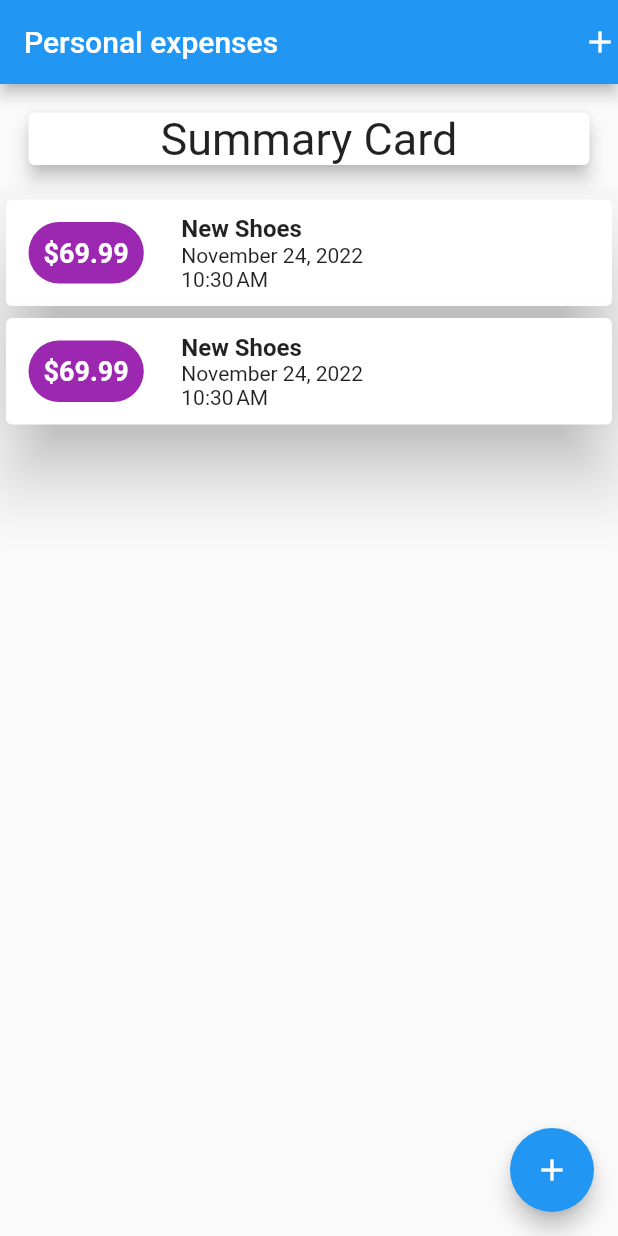
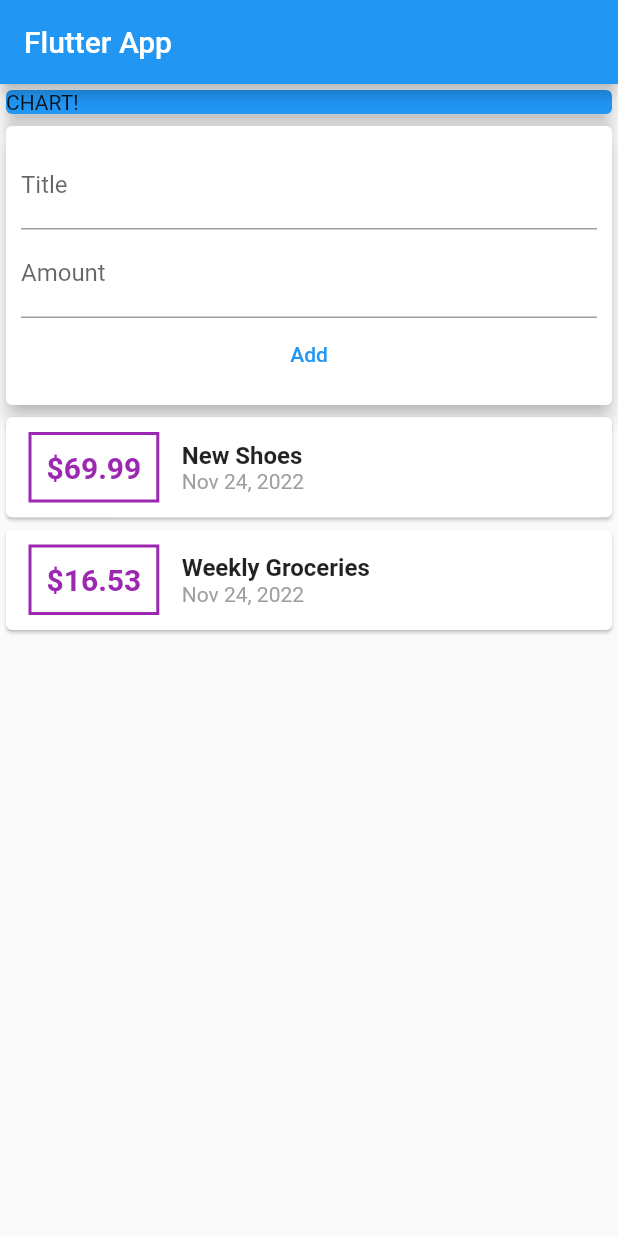
Before and after one commit to ziadHesham1/expense-planner-flutter-mobile-application, a Flutter app: the screen it shows after launch, on a phone screen of 412 x 824 dp. Run offline on Flutter 3.47's test engine with Material 2 defaults, Android fonts, the light colour scheme and no system bars.

Commit message:
create textfeild to input new transaction

```diff
--- a/lib/main.dart
+++ b/lib/main.dart
@@ -1,10 +1,8 @@
-import 'widgets/transaction_list.dart';
+import 'package:expense_planner/widgets/summery_card.dart';
+import 'package:expense_planner/widgets/user_transaction.dart';
 import 'package:flutter/material.dart';
-import 'widgets/summery_card.dart';
 
-void main() {
-  runApp(const MyApp());
-}
+void main() => runApp(const MyApp());
 
 class MyApp extends StatelessWidget {
   const MyApp({super.key});
@@ -12,22 +10,29 @@
   @override
   Widget build(BuildContext context) {
     return MaterialApp(
-        home: Scaffold(
+      title: 'Flutter App',
+      home: MyHomePage(),
+    );
+  }
+}
+
+class MyHomePage extends StatelessWidget {
+  const MyHomePage({super.key});
+
+  @override
+  Widget build(BuildContext context) {
+    return Scaffold(
       appBar: AppBar(
-        title: const Text('Personal expenses'),
-        actions: const [Icon(Icons.add)],
+        title: const Text('Flutter App'),
       ),
       body: Column(
+        // mainAxisAlignment: MainAxisAlignment.start,
         crossAxisAlignment: CrossAxisAlignment.stretch,
-        children: [
-          const SummeryCard(),
-          TransactionsList(),
+        children: const <Widget>[
+          SummeryCard(),
+          UserTransaction(),
         ],
       ),
-      floatingActionButton: FloatingActionButton(
-        onPressed: () => {},
-        child: const Icon(Icons.add),
-      ),
-    ));
+    );
   }
 }
--- a/lib/models/transaction.dart
+++ b/lib/models/transaction.dart
@@ -1,12 +1,13 @@
 class Transaction {
   final String id;
+  final String title;
   final double amount;
-  final String title;
   final DateTime date;
+
   Transaction({
+    required this.id,
+    required this.title,
     required this.amount,
-    required this.title,
     required this.date,
-    required this.id,
   });
 }
--- /dev/null
+++ b/lib/widgets/new_transaction.dart
@@ -0,0 +1,39 @@
+import 'package:flutter/material.dart';
+
+class NewTransaction extends StatelessWidget {
+  final Function _addNewTransaction;
+  NewTransaction(this._addNewTransaction, {Key? key}) : super(key: key);
+
+  final titleController = TextEditingController();
+  final amountController = TextEditingController();
+
+  @override
+  Widget build(BuildContext context) {
+    return Card(
+      elevation: 5,
+      child: Container(
+        padding: const EdgeInsets.all(10),
+        child: Column(
+          // crossAxisAlignment: CrossAxisAlignment.start,
+          children: [
+            TextField(
+              controller: titleController,
+              decoration: const InputDecoration(labelText: 'Title'),
+            ),
+            TextField(
+              controller: amountController,
+              keyboardType: TextInputType.number,
+              decoration: const InputDecoration(labelText: 'Amount',),
+            ),
+            TextButton(
+                onPressed: () {
+                  _addNewTransaction(titleController.text,
+                      double.parse(amountController.text));
+                },
+                child: const Text('Add')),
+          ],
+        ),
+      ),
+    );
+  }
+}
--- a/lib/widgets/new_transactions.dart
+++ /dev/null
@@ -1,59 +0,0 @@
-import 'package:flutter/material.dart';
-
-import '../models/transaction.dart';
-
-class NewTransactions extends StatefulWidget {
-  const NewTransactions({super.key});
-
-  @override
-  State<NewTransactions> createState() => _NewTransactionsState();
-}
-
-class _NewTransactionsState extends State<NewTransactions> {
-  final titleController = TextEditingController();
-
-  final amountController = TextEditingController();
-
-  var transactionsList;
-
-  @override
-  Widget build(BuildContext context) {
-    return Container();
-  }
-
-  Widget inputCard() {
-    return Card(
-      child: Column(
-        children: [
-          TextField(
-            controller: titleController,
-            keyboardType: TextInputType.name,
-            decoration: const InputDecoration(
-              label: Text('Title'),
-            ),
-          ),
-          TextField(
-            controller: amountController,
-            keyboardType: TextInputType.number,
-            decoration: const InputDecoration(
-              label: Text('Amount'),
-            ),
-          ),
-          ElevatedButton(
-              onPressed: () {
-                setState(() {
-                  transactionsList.add(Transaction(
-                      amount: double.parse(amountController.text),
-                      title: titleController.text,
-                      date: DateTime.now(),
-                      id: 'card-${transactionsList.length}'));
-                  // Toast.show('card-${transactionsList.length}');
-                  print('click');
-                });
-              },
-              child: const Text('Add Transaction'))
-        ],
-      ),
-    );
-  }
-}
--- a/lib/widgets/summery_card.dart
+++ b/lib/widgets/summery_card.dart
@@ -1,19 +1,19 @@
 import 'package:flutter/material.dart';
 
 class SummeryCard extends StatelessWidget {
-  const SummeryCard({super.key});
+  const SummeryCard({
+    Key? key,
+  }) : super(key: key);
 
   @override
   Widget build(BuildContext context) {
-    return Container(
-      margin: const EdgeInsets.all(15),
-      child: const Card(
+    return const SizedBox(
+      width: double.infinity,
+      child: Card(
+        color: Colors.blue,
+        // ignore: sort_child_properties_last
+        child: Text('CHART!'),
         elevation: 5,
-        child: Text(
-          'Summary Card',
-          style: TextStyle(fontSize: 30),
-          textAlign: TextAlign.center,
-        ),
       ),
     );
   }
--- a/lib/widgets/transaction_list.dart
+++ b/lib/widgets/transaction_list.dart
@@ -1,89 +1,63 @@
+import 'package:expense_planner/models/transaction.dart';
 import 'package:flutter/material.dart';
 import 'package:intl/intl.dart';
-import '../models/transaction.dart';
 
-class TransactionsList extends StatelessWidget {
-  final List<Transaction> transactionsList = [
-    Transaction(
-      id: 't1',
-      title: 'New Shoes',
-      amount: 69.99,
-      date: DateTime.now(),
-    ),
-    Transaction(
-      id: 't1',
-      title: 'New Shoes',
-      amount: 69.99,
-      date: DateTime.now(),
-    ),
-  ];
-  TransactionsList({super.key});
+class TransactionList extends StatelessWidget {
+  const TransactionList({Key? key, required this.transactions})
+      : super(key: key);
+
+  final List<Transaction> transactions;
 
   @override
   Widget build(BuildContext context) {
     return Column(
-      children: [
-        ...transactionsList.map(
-          (e) {
-            return SizedBox(
-              child: Card(
-                elevation: 20,
-                child: cardChild(e),
+      children: transactions.map((tx) {
+        return Card(
+          child: Row(
+            children: <Widget>[
+              Container(
+                margin: const EdgeInsets.symmetric(
+                  vertical: 10,
+                  horizontal: 15,
                 ),
-            );
-          },
+                decoration: BoxDecoration(
+                  border: Border.all(
+                    color: Colors.purple,
+                    width: 2,
                   ),
-      ],
-    );
-  }
-
-  Widget cardChild(Transaction e) {
-    return Row(
-      children: [
-        //the circle that contains the amount in $
-        //the decoration
-        Container(
-          margin: const EdgeInsets.symmetric(vertical: 10, horizontal: 15),
+                ),
                 padding: const EdgeInsets.all(10),
-          decoration: BoxDecoration(
-            borderRadius: BorderRadius.circular(100),
+                child: Text(
+                  '\$${tx.amount}',
+                  style: const TextStyle(
+                    fontWeight: FontWeight.bold,
+                    fontSize: 20,
                     color: Colors.purple,
-          ),
-          //the text inside the circle
-          child: Text(
-            '\$${e.amount}',
-            style: const TextStyle(
-              color: Colors.white,
-              fontSize: 18,
-              fontWeight: FontWeight.bold,
                   ),
                 ),
               ),
-        //the title and date
-        // the container added do be able to add margin
-        Container(
-          margin: const EdgeInsets.all(10),
-          // the column is to contain 3 text for title, date and time.
-          child: Column(
+              Column(
                 crossAxisAlignment: CrossAxisAlignment.start,
-            children: [
-              // title text
+                children: <Widget>[
                   Text(
-                e.title,
+                    tx.title,
                     style: const TextStyle(
                       fontSize: 16,
                       fontWeight: FontWeight.bold,
                     ),
                   ),
-              // date text
-              // to veiw date with month day,year => 'July 10, 1996'
-              Text(DateFormat().add_yMMMMd().format(e.date)),
-              // to veiw time with time AM/PM => '5:08 PM'
-              Text(DateFormat().add_jm().format(e.date)),
+                  Text(
+                    DateFormat.yMMMd().format(tx.date),
+                    style: const TextStyle(
+                      color: Colors.grey,
+                    ),
+                  ),
                 ],
               ),
-        )
             ],
+          ),
+        );
+      }).toList(),
     );
   }
 }
--- a/lib/widgets/user_transaction.dart
+++ b/lib/widgets/user_transaction.dart
@@ -1,4 +1,8 @@
+import 'package:expense_planner/models/transaction.dart';
+import 'package:expense_planner/widgets/transaction_list.dart';
 import 'package:flutter/material.dart';
+
+import 'new_transaction.dart';
 
 class UserTransaction extends StatefulWidget {
   const UserTransaction({super.key});
@@ -8,8 +12,43 @@
 }
 
 class _UserTransactionState extends State<UserTransaction> {
+  final List<Transaction> transactions = [
+    Transaction(
+      id: 't1',
+      title: 'New Shoes',
+      amount: 69.99,
+      date: DateTime.now(),
+    ),
+    Transaction(
+      id: 't2',
+      title: 'Weekly Groceries',
+      amount: 16.53,
+      date: DateTime.now(),
+    ),
+  ];
+
+  final titleController = TextEditingController();
+
+  final amountController = TextEditingController();
+
+  void _addNewTransaction(String title, double amount) {
+    final newTx = Transaction(
+        id: 'T-${DateTime.now()}',
+        title: title,
+        amount: amount,
+        date: DateTime.now());
+    setState(() {
+      transactions.add(newTx);
+    });
+  }
+
   @override
   Widget build(BuildContext context) {
-    return Container();
+    return Column(
+      children: [
+        NewTransaction(_addNewTransaction),
+        TransactionList(transactions: transactions),
+      ],
+    );
   }
 }
```
Lines whose indentation alone changed are shown as unchanged.
